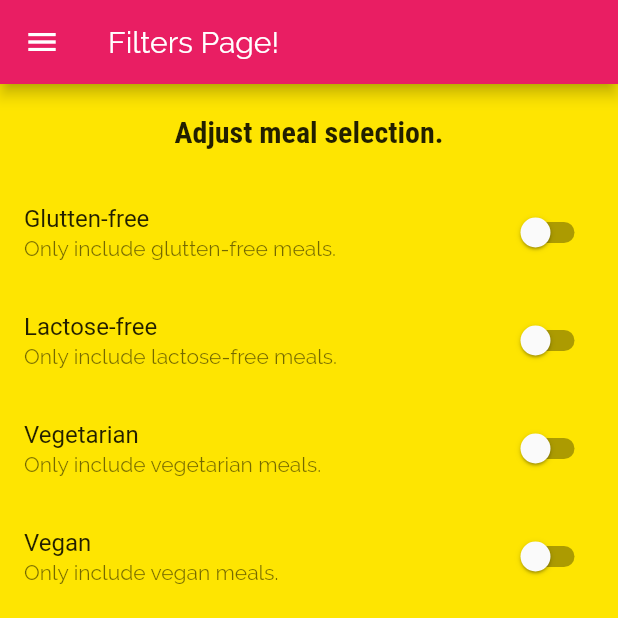
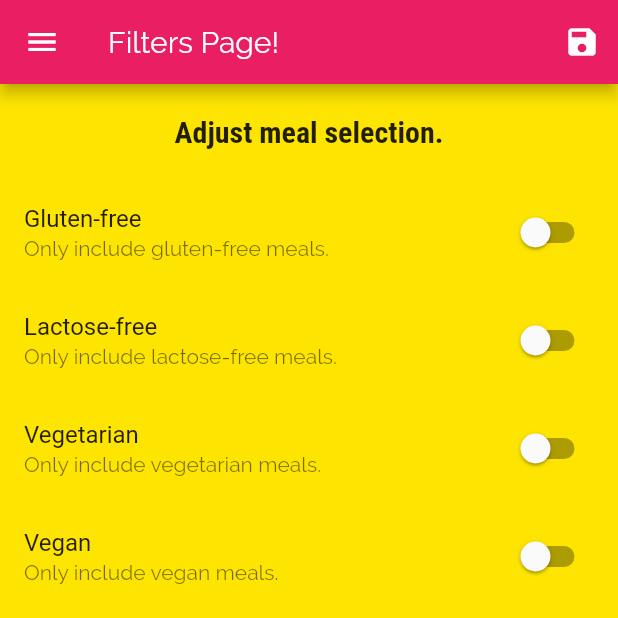
Before and after one commit to frasnym/learn-flutter-meals-app, a Flutter app: the FiltersScreen screen opened by its route, on a phone screen of 412 x 824 dp, the top half of it. Run offline on Flutter 3.47's test engine with Material 2 defaults, Android fonts, the phone set to English and light mode, and no system bars.

Commit message:
Adding Filtering Logic

```diff
--- a/lib/main.dart
+++ b/lib/main.dart
@@ -5,12 +5,50 @@ import './screens/tabs_screen.dart';
 import './screens/meal_detail_screen.dart';
 import './screens/category_meals_screen.dart';
 import './screens/categories_screen.dart';
+import './models/meal.dart';
+import './dummy_data.dart';
 
 void main() {
   runApp(MyApp());
 }
 
-class MyApp extends StatelessWidget {
+class MyApp extends StatefulWidget {
+  @override
+  _MyAppState createState() => _MyAppState();
+}
+
+class _MyAppState extends State<MyApp> {
+  Map<String, bool> _filters = {
+    'gluten': false,
+    'lactose': false,
+    'vegetarian': false,
+    'vegan': false,
+  };
+
+  List<Meal> _availableMeals = DUMMY_MEALS;
+
+  void _setFilters(Map<String, bool> filterData) {
+    setState(() {
+      _filters = filterData;
+
+      _availableMeals = DUMMY_MEALS.where((meal) {
+        if (_filters['gluten'] && !meal.isGlutenFree) {
+          return false;
+        }
+        if (_filters['lactose'] && !meal.isLactoseFree) {
+          return false;
+        }
+        if (_filters['vegetarian'] && !meal.isVegetarian) {
+          return false;
+        }
+        if (_filters['vegan'] && !meal.isVegan) {
+          return false;
+        }
+        return true;
+      }).toList();
+    });
+  }
+
   @override
   Widget build(BuildContext context) {
     return MaterialApp(
@@ -39,9 +77,10 @@ class MyApp extends StatelessWidget {
       // initialRoute: '/', //? default is '/'
       routes: {
         '/': (ctx) => TabsScreen(),
-        CategoryMealsScreen.routeName: (ctx) => CategoryMealsScreen(),
+        CategoryMealsScreen.routeName: (ctx) =>
+            CategoryMealsScreen(_availableMeals),
         MealDetailScreen.routeName: (ctx) => MealDetailScreen(),
-        FiltersScreen.routeName: (ctx) => FiltersScreen(),
+        FiltersScreen.routeName: (ctx) => FiltersScreen(_filters, _setFilters),
       },
       onGenerateRoute: (settings) {
         print(settings.arguments);
--- a/lib/screens/filters_screen.dart
+++ b/lib/screens/filters_screen.dart
@@ -5,15 +5,30 @@ import '../widgets/main_drawer.dart';
 class FiltersScreen extends StatefulWidget {
   static const routeName = '/filters';
 
+  final Map<String, bool> currentFilters;
+  final Function saveFilters;
+
+  FiltersScreen(this.currentFilters, this.saveFilters);
+
   @override
   _FiltersScreenState createState() => _FiltersScreenState();
 }
 
 class _FiltersScreenState extends State<FiltersScreen> {
   bool _glutenFree = false;
+  bool _lactoseFree = false;
   bool _vegetarian = false;
   bool _vegan = false;
-  bool _lactoseFree = false;
+
+  @override
+  initState() {
+    _glutenFree = widget.currentFilters['gluten'];
+    _lactoseFree = widget.currentFilters['lactose'];
+    _vegetarian = widget.currentFilters['vegetarian'];
+    _vegan = widget.currentFilters['vegan'];
+    // print('init $_glutenFree, $_lactoseFree, $_vegetarian, $_vegan');
+    super.initState();
+  }
 
   Widget _buildSwitchListTile(
     String title,
@@ -21,6 +36,7 @@ class _FiltersScreenState extends State<FiltersScreen> {
     bool currentValue,
     Function updateValue,
   ) {
+    // print('builder $title, $description, $currentValue');
     return SwitchListTile(
       title: Text(title),
       subtitle: Text(description),
@@ -34,6 +50,20 @@ class _FiltersScreenState extends State<FiltersScreen> {
     return Scaffold(
       appBar: AppBar(
         title: Text('Filters Page!'),
+        actions: <Widget>[
+          IconButton(
+            icon: Icon(Icons.save),
+            onPressed: () {
+              final selectedFilters = {
+                'gluten': _glutenFree,
+                'lactose': _lactoseFree,
+                'vegetarian': _vegetarian,
+                'vegan': _vegan,
+              };
+              widget.saveFilters(selectedFilters);
+            },
+          ),
+        ],
       ),
       drawer: MainDrawer(),
       body: Center(
@@ -50,8 +80,8 @@ class _FiltersScreenState extends State<FiltersScreen> {
               child: ListView(
                 children: <Widget>[
                   _buildSwitchListTile(
-                    'Glutten-free',
-                    'Only include glutten-free meals.',
+                    'Gluten-free',
+                    'Only include gluten-free meals.',
                     _glutenFree,
                     (newValue) {
                       setState(() {
```
Also changed, not shown: lib/screens/category_meals_screen.dart (+5 -3 lines).
